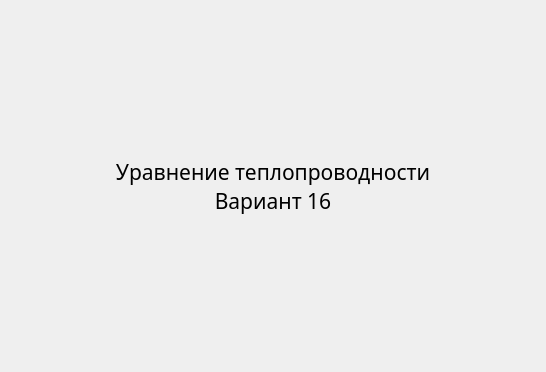
First picture: the form in Teplo/teplo.ui, repository sm4ll-3gg/UNumericalMethods, before the edit.
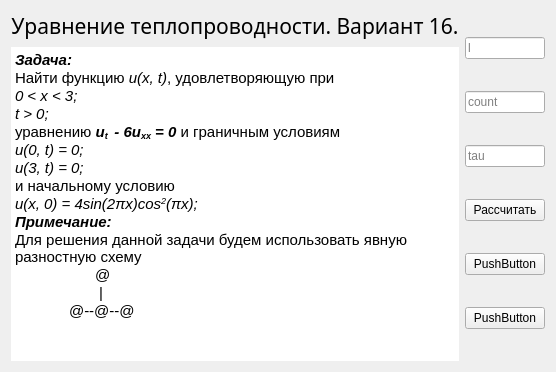
Second picture: the form after the edit.

Commit message: вроде работающий расчет уравнения теплопроводности

```diff
--- a/Teplo/teplo.ui
+++ b/Teplo/teplo.ui
@@ -13,9 +13,17 @@
   <property name="windowTitle">
    <string>Form</string>
   </property>
-  <layout class="QVBoxLayout" name="verticalLayout">
+  <layout class="QHBoxLayout" name="horizontalLayout">
+   <item>
+    <layout class="QVBoxLayout" name="verticalLayout_3">
    <item>
     <widget class="QLabel" name="title">
+       <property name="sizePolicy">
+        <sizepolicy hsizetype="Preferred" vsizetype="Minimum">
+         <horstretch>0</horstretch>
+         <verstretch>0</verstretch>
+        </sizepolicy>
+       </property>
      <property name="font">
       <font>
        <family>Cousine for Powerline</family>
@@ -25,13 +33,87 @@
       </font>
      </property>
      <property name="text">
-      <string>Уравнение теплопроводности 
-Вариант 16</string>
+        <string>Уравнение теплопроводности. Вариант 16.</string>
      </property>
      <property name="alignment">
       <set>Qt::AlignCenter</set>
      </property>
     </widget>
+     </item>
+     <item>
+      <widget class="QTextBrowser" name="textBrowser">
+       <property name="frameShape">
+        <enum>QFrame::NoFrame</enum>
+       </property>
+       <property name="html">
+        <string>&lt;!DOCTYPE HTML PUBLIC &quot;-//W3C//DTD HTML 4.0//EN&quot; &quot;http://www.w3.org/TR/REC-html40/strict.dtd&quot;&gt;
+&lt;html&gt;&lt;head&gt;&lt;meta name=&quot;qrichtext&quot; content=&quot;1&quot; /&gt;&lt;style type=&quot;text/css&quot;&gt;
+p, li { white-space: pre-wrap; }
+&lt;/style&gt;&lt;/head&gt;&lt;body style=&quot; font-family:'Cantarell'; font-size:11pt; font-weight:400; font-style:normal;&quot;&gt;
+&lt;p style=&quot; margin-top:0px; margin-bottom:0px; margin-left:0px; margin-right:0px; -qt-block-indent:0; text-indent:0px;&quot;&gt;&lt;span style=&quot; font-weight:600; font-style:italic;&quot;&gt;Задача:&lt;/span&gt;&lt;/p&gt;
+&lt;p style=&quot; margin-top:0px; margin-bottom:0px; margin-left:0px; margin-right:0px; -qt-block-indent:0; text-indent:0px;&quot;&gt;Найти функцию &lt;span style=&quot; font-style:italic;&quot;&gt;u(x, t)&lt;/span&gt;, удовлетворяющую при  &lt;/p&gt;
+&lt;p style=&quot; margin-top:0px; margin-bottom:0px; margin-left:0px; margin-right:0px; -qt-block-indent:0; text-indent:0px;&quot;&gt;&lt;span style=&quot; font-style:italic;&quot;&gt;0 &amp;lt; x &amp;lt; 3;&lt;/span&gt;&lt;/p&gt;
+&lt;p style=&quot; margin-top:0px; margin-bottom:0px; margin-left:0px; margin-right:0px; -qt-block-indent:0; text-indent:0px;&quot;&gt;&lt;span style=&quot; font-style:italic;&quot;&gt;t &amp;gt; 0;&lt;/span&gt;&lt;/p&gt;
+&lt;p style=&quot; margin-top:0px; margin-bottom:0px; margin-left:0px; margin-right:0px; -qt-block-indent:0; text-indent:0px;&quot;&gt;уравнению &lt;span style=&quot; font-weight:600; font-style:italic;&quot;&gt;u&lt;/span&gt;&lt;span style=&quot; font-weight:600; font-style:italic; vertical-align:sub;&quot;&gt;t &lt;/span&gt;&lt;span style=&quot; font-weight:600; font-style:italic;&quot;&gt; - 6u&lt;/span&gt;&lt;span style=&quot; font-weight:600; font-style:italic; vertical-align:sub;&quot;&gt;xx&lt;/span&gt;&lt;span style=&quot; font-weight:600; font-style:italic;&quot;&gt; = 0&lt;/span&gt; и граничным условиям &lt;/p&gt;
+&lt;p style=&quot; margin-top:0px; margin-bottom:0px; margin-left:0px; margin-right:0px; -qt-block-indent:0; text-indent:0px;&quot;&gt;&lt;span style=&quot; font-style:italic;&quot;&gt;u(0, t) = 0;&lt;/span&gt;&lt;/p&gt;
+&lt;p style=&quot; margin-top:0px; margin-bottom:0px; margin-left:0px; margin-right:0px; -qt-block-indent:0; text-indent:0px;&quot;&gt;&lt;span style=&quot; font-style:italic;&quot;&gt;u(3, t) = 0;&lt;/span&gt;&lt;/p&gt;
+&lt;p style=&quot; margin-top:0px; margin-bottom:0px; margin-left:0px; margin-right:0px; -qt-block-indent:0; text-indent:0px;&quot;&gt;и начальному условию&lt;/p&gt;
+&lt;p style=&quot; margin-top:0px; margin-bottom:0px; margin-left:0px; margin-right:0px; -qt-block-indent:0; text-indent:0px;&quot;&gt;&lt;span style=&quot; font-style:italic;&quot;&gt;u(x, 0) = 4sin(2πx)cos&lt;/span&gt;&lt;span style=&quot; font-style:italic; vertical-align:super;&quot;&gt;2&lt;/span&gt;&lt;span style=&quot; font-style:italic;&quot;&gt;(πx);&lt;/span&gt;&lt;/p&gt;
+&lt;p style=&quot; margin-top:0px; margin-bottom:0px; margin-left:0px; margin-right:0px; -qt-block-indent:0; text-indent:0px;&quot;&gt;&lt;span style=&quot; font-weight:600; font-style:italic;&quot;&gt;Примечание:&lt;/span&gt;&lt;/p&gt;
+&lt;p style=&quot; margin-top:0px; margin-bottom:0px; margin-left:0px; margin-right:0px; -qt-block-indent:0; text-indent:0px;&quot;&gt;Для решения данной задачи будем использовать явную разностную схему&lt;/p&gt;
+&lt;p style=&quot; margin-top:0px; margin-bottom:0px; margin-left:0px; margin-right:0px; -qt-block-indent:0; text-indent:0px;&quot;&gt;	@&lt;/p&gt;
+&lt;p style=&quot; margin-top:0px; margin-bottom:0px; margin-left:0px; margin-right:0px; -qt-block-indent:0; text-indent:0px;&quot;&gt;	 |&lt;/p&gt;
+&lt;p style=&quot; margin-top:0px; margin-bottom:0px; margin-left:0px; margin-right:0px; -qt-block-indent:0; text-indent:0px;&quot;&gt;             @--@--@&lt;/p&gt;&lt;/body&gt;&lt;/html&gt;</string>
+       </property>
+      </widget>
+     </item>
+    </layout>
+   </item>
+   <item>
+    <layout class="QVBoxLayout" name="conditionLayout">
+     <item>
+      <widget class="QLineEdit" name="l">
+       <property name="placeholderText">
+        <string>l</string>
+       </property>
+      </widget>
+     </item>
+     <item>
+      <widget class="QLineEdit" name="plotCount">
+       <property name="placeholderText">
+        <string>count</string>
+       </property>
+      </widget>
+     </item>
+     <item>
+      <widget class="QLineEdit" name="tau">
+       <property name="placeholderText">
+        <string>tau</string>
+       </property>
+      </widget>
+     </item>
+     <item>
+      <widget class="QPushButton" name="calculateButton">
+       <property name="text">
+        <string>Рассчитать</string>
+       </property>
+      </widget>
+     </item>
+     <item>
+      <widget class="QPushButton" name="pushButton">
+       <property name="text">
+        <string>PushButton</string>
+       </property>
+      </widget>
+     </item>
+     <item>
+      <widget class="QPushButton" name="pushButton_2">
+       <property name="text">
+        <string>PushButton</string>
+       </property>
+      </widget>
+     </item>
+    </layout>
    </item>
   </layout>
  </widget>
```
Lines whose indentation alone changed are shown as unchanged. The commit also changes 12 other files.
